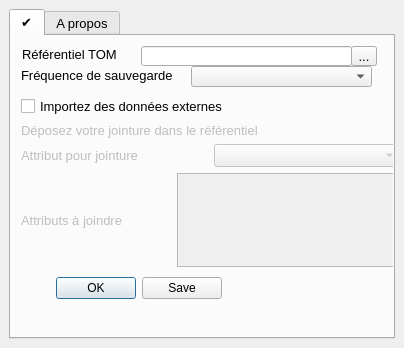
jhemmi/MonParcellaire, file mon_parcellaire_dockwidget_base.ui: the form before one commit.
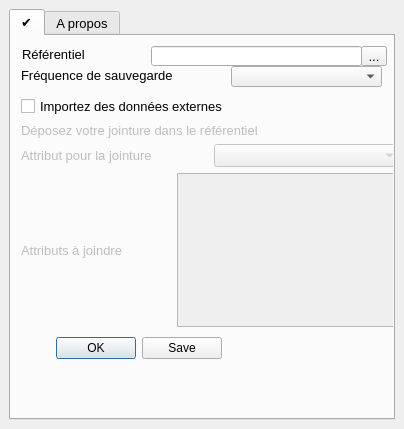
The form after the commit.

What changed in the file:
```diff
--- a/mon_parcellaire_dockwidget_base.ui
+++ b/mon_parcellaire_dockwidget_base.ui
@@ -7,7 +7,7 @@
     <x>0</x>
     <y>0</y>
     <width>404</width>
-    <height>348</height>
+    <height>429</height>
    </rect>
   </property>
   <property name="font">
@@ -45,7 +45,7 @@
            <rect>
             <x>11</x>
             <y>10</y>
-            <width>121</width>
+            <width>111</width>
             <height>17</height>
            </rect>
           </property>
@@ -67,7 +67,7 @@
            </font>
           </property>
           <property name="text">
-           <string>Référentiel TOM</string>
+           <string>Référentiel</string>
           </property>
           <property name="alignment">
            <set>Qt::AlignLeading|Qt::AlignLeft|Qt::AlignVCenter</set>
@@ -76,7 +76,7 @@
          <widget class="QLineEdit" name="Repertoire_lineEdit">
           <property name="geometry">
            <rect>
-            <x>130</x>
+            <x>140</x>
             <y>10</y>
             <width>211</width>
             <height>20</height>
@@ -120,7 +120,7 @@
           <property name="geometry">
            <rect>
             <x>10</x>
-            <y>240</y>
+            <y>300</y>
             <width>201</width>
             <height>25</height>
            </rect>
@@ -143,7 +143,7 @@
          <widget class="QToolButton" name="Repertoire_toolButton">
           <property name="geometry">
            <rect>
-            <x>340</x>
+            <x>350</x>
             <y>10</y>
             <width>26</width>
             <height>20</height>
@@ -174,7 +174,7 @@
             <x>10</x>
             <y>60</y>
             <width>380</width>
-            <height>171</height>
+            <height>231</height>
            </rect>
           </property>
           <layout class="QVBoxLayout" name="verticalLayout_Jointure">
@@ -221,7 +221,7 @@
                 </font>
                </property>
                <property name="text">
-                <string>Attribut pour jointure</string>
+                <string>Attribut pour la jointure</string>
                </property>
                <property name="alignment">
                 <set>Qt::AlignLeading|Qt::AlignLeft|Qt::AlignVCenter</set>
@@ -304,9 +304,9 @@
          <widget class="QComboBox" name="FrequenceSauvegarde_comboBox">
           <property name="geometry">
            <rect>
-            <x>180</x>
+            <x>220</x>
             <y>30</y>
-            <width>181</width>
+            <width>151</width>
             <height>21</height>
            </rect>
           </property>
@@ -327,7 +327,7 @@
            <rect>
             <x>10</x>
             <y>30</y>
-            <width>181</width>
+            <width>191</width>
             <height>18</height>
            </rect>
           </property>
```
Left out of the diff: 14 changed lines with no effect on the pictures.
